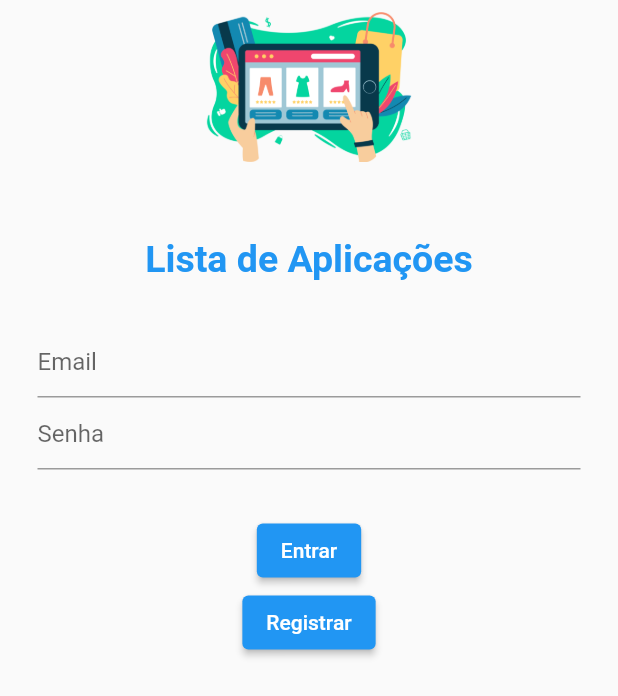
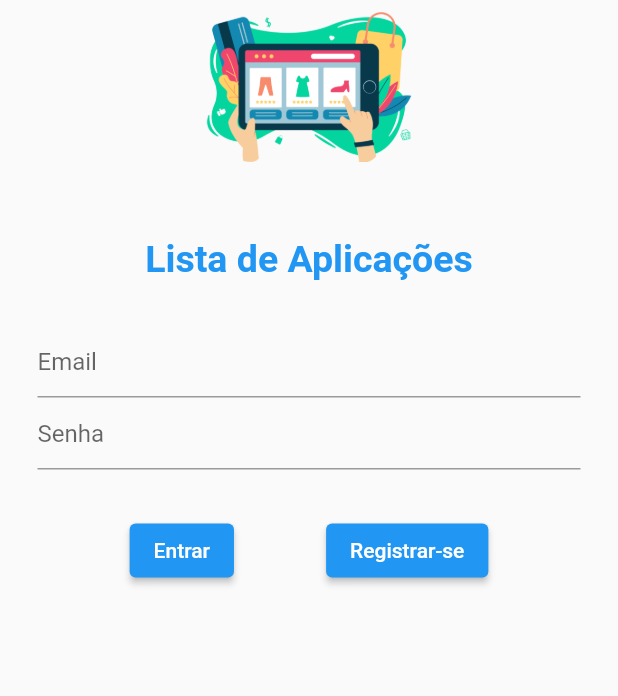
Before and after one commit to matheusfellipe/shopcom-flutter, a Flutter app: the screen it shows after launch, on a phone screen of 412 x 824 dp. Shown: the top 696 px of the screen. Run offline on Flutter 3.47's test engine with Material 2 defaults, Android fonts, the light colour scheme and no system bars.

Commit message:
improving login screen

```diff
--- a/lib/screen/login_screen.dart
+++ b/lib/screen/login_screen.dart
@@ -30,6 +30,9 @@ class LoginScreen extends StatelessWidget {
                 const SizedBox(
                   height: 30,
                 ),
+                ListView(
+                  shrinkWrap: true,
+                  children: [
                     TextFormField(
                       keyboardType: TextInputType.emailAddress,
                       decoration: const InputDecoration(
@@ -45,8 +48,17 @@ class LoginScreen extends StatelessWidget {
                     const SizedBox(
                       height: 30,
                     ),
-                ElevatedButton(onPressed: () {}, child: const Text("Entrar")),
-                ElevatedButton(onPressed: () {}, child: const Text("Registrar"))
+                    Row(
+                        mainAxisAlignment: MainAxisAlignment.spaceEvenly,
+                        children: [
+                          ElevatedButton(
+                              onPressed: () {}, child: const Text("Entrar")),
+                          ElevatedButton(
+                              onPressed: () {},
+                              child: const Text("Registrar-se")),
+                        ]),
+                  ],
+                )
               ],
             ),
           ),
```
Lines whose indentation alone changed are shown as unchanged.
